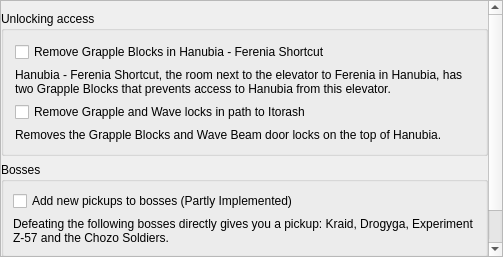
First picture: the form in randovania/gui/ui_files/preset_dread_patches.ui, repository randovania/randovania, before the edit.
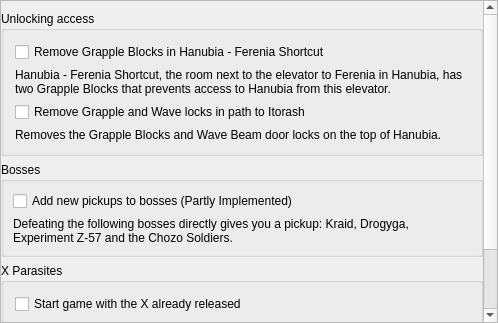
Second picture: the form after the edit.

Commit message: Dread: Add option for starting with the X already released

Diff of the .ui file:
```diff
--- a/randovania/gui/ui_files/preset_dread_patches.ui
+++ b/randovania/gui/ui_files/preset_dread_patches.ui
@@ -6,8 +6,8 @@
    <rect>
     <x>0</x>
     <y>0</y>
-    <width>503</width>
-    <height>257</height>
+    <width>498</width>
+    <height>323</height>
    </rect>
   </property>
   <property name="windowTitle">
@@ -43,8 +43,8 @@
         <rect>
          <x>0</x>
          <y>0</y>
-         <width>501</width>
-         <height>255</height>
+         <width>486</width>
+         <height>335</height>
         </rect>
        </property>
        <layout class="QVBoxLayout" name="scroll_layout">
@@ -154,6 +154,32 @@
           </layout>
          </widget>
         </item>
+        <item>
+         <widget class="QGroupBox" name="x_group">
+          <property name="title">
+           <string>X Parasites</string>
+          </property>
+          <layout class="QVBoxLayout" name="verticalLayout_2">
+           <item>
+            <widget class="QCheckBox" name="x_starts_released_check">
+             <property name="text">
+              <string>Start game with the X already released</string>
+             </property>
+            </widget>
+           </item>
+           <item>
+            <widget class="QLabel" name="x_starts_released_label">
+             <property name="text">
+              <string>The X variant of enemies are stronger, making the game harder. This allows access to Golzuna without having to visit Elun.</string>
+             </property>
+             <property name="wordWrap">
+              <bool>true</bool>
+             </property>
+            </widget>
+           </item>
+          </layout>
+         </widget>
+        </item>
         <item>
          <spacer name="verticalSpacer">
           <property name="orientation">
```
The commit also changes 8 other files.
